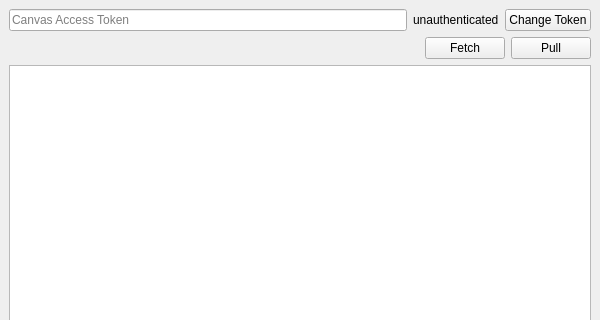
This is mainwindow.ui in nguyenvukhang/canvas-sync as Qt 5 draws it before an edit; both pictures show x 0 to 600 and y 0 to 320 of the 600 by 500 pixel window. The edited form follows.
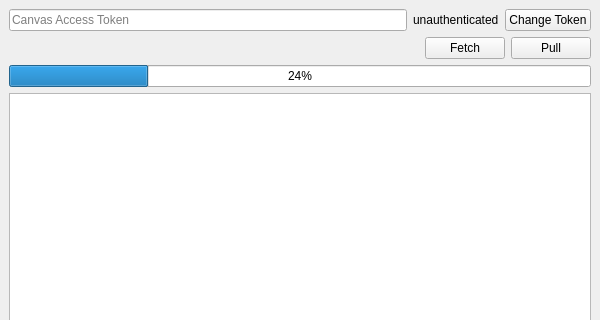
This is the edited form. Custom widgets are drawn as their Qt base class.

Commit message: feat: show progress

Diff of the .ui file:
```diff
--- a/mainwindow.ui
+++ b/mainwindow.ui
@@ -110,6 +110,13 @@
       </item>
      </layout>
     </item>
+    <item>
+     <widget class="QProgressBar" name="progressBar">
+      <property name="value">
+       <number>24</number>
+      </property>
+     </widget>
+    </item>
     <item>
      <widget class="ClickableTreeView" name="treeView">
       <property name="selectionBehavior">
```
The commit also changes 1 other file.
